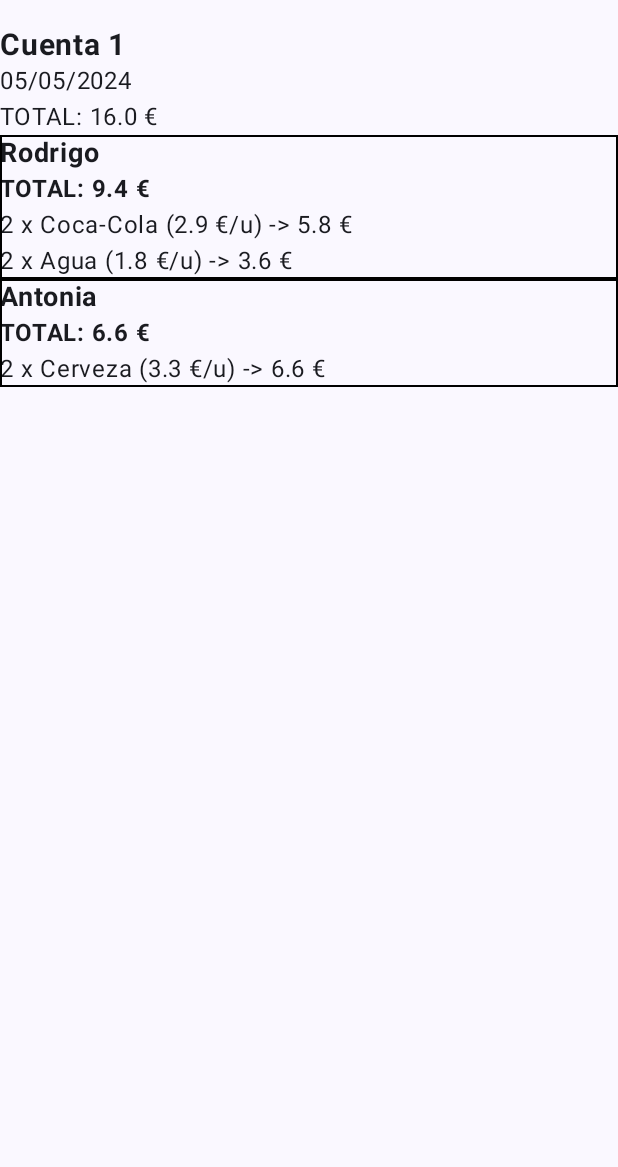
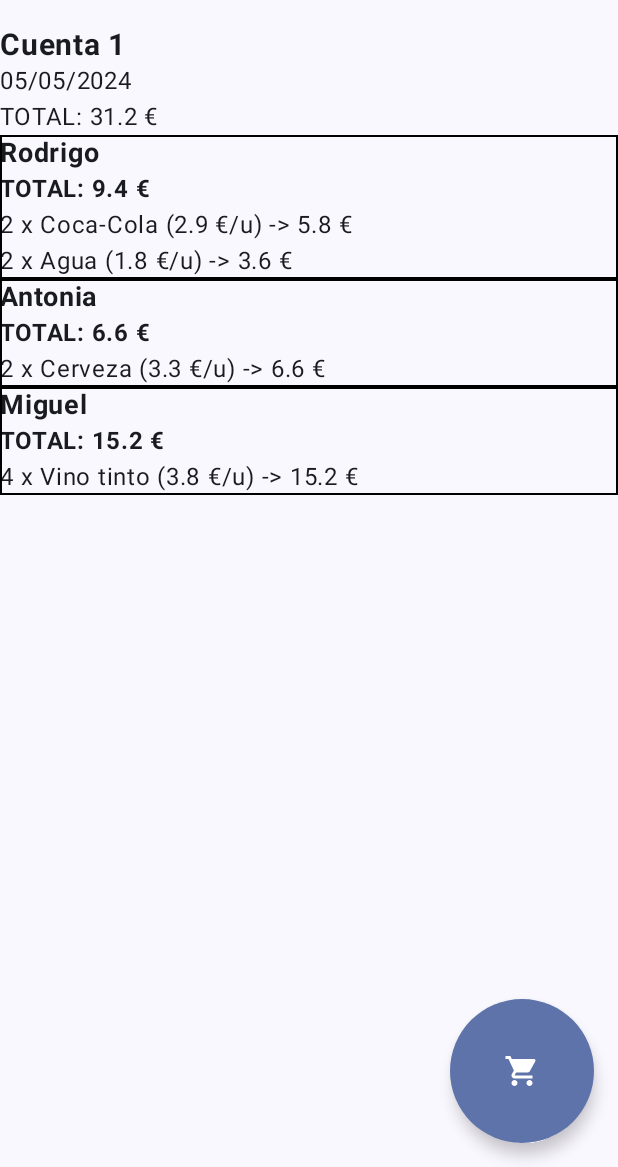
Before and after one commit to rdediegomelon/LaCuenta, an Android app built with Jetpack Compose: the screen it shows after launch (MainActivity), after a tap on an icon or button, on a phone screen of 412 x 824 dp, the part 69-1236 px from its top. Run offline under Robolectric (Android 15) with nearby library versions, the phone set to English and light mode, and no system bars; 1 other tap on this screen came first.

Commit message:
First add consumicion

```diff
--- a/app/src/main/java/es/vallecilloweb/lacuenta/data/CuentaProvider.kt
+++ b/app/src/main/java/es/vallecilloweb/lacuenta/data/CuentaProvider.kt
@@ -17,7 +17,8 @@ class CuentaProvider {
                 cuenta.addConsumicion("Rodrigo",consumicion)
                 consumicion=ConsumicionModel("Cerveza", cost = 3.3f, quantity = 2)
                 cuenta.addConsumicion("Antonia",consumicion)
-
+                consumicion=ConsumicionModel("Vino tinto", cost = 3.8f, quantity = 4)
+                cuenta.addConsumicion("Miguel",consumicion)
                 cuentas.add(cuenta)
             }
         }
--- a/app/src/main/java/es/vallecilloweb/lacuenta/ui/screens/CuentaDetailScreen.kt
+++ b/app/src/main/java/es/vallecilloweb/lacuenta/ui/screens/CuentaDetailScreen.kt
@@ -9,10 +9,14 @@ import androidx.compose.foundation.layout.fillMaxWidth
 import androidx.compose.foundation.layout.padding
 import androidx.compose.foundation.lazy.LazyColumn
 import androidx.compose.foundation.lazy.items
+import androidx.compose.foundation.shape.CircleShape
 import androidx.compose.material.icons.Icons
+import androidx.compose.material.icons.filled.Add
 import androidx.compose.material.icons.filled.ArrowBack
+import androidx.compose.material.icons.filled.ShoppingCart
 import androidx.compose.material3.ExperimentalMaterial3Api
 import androidx.compose.material3.Icon
+import androidx.compose.material3.LargeFloatingActionButton
 import androidx.compose.material3.Scaffold
 import androidx.compose.material3.Text
 import androidx.compose.material3.TopAppBar
@@ -45,6 +49,9 @@ fun CuentaDetailScreen(navController: NavHostController,viewModel: CuentaViewMod
                         modifier = Modifier.clickable { navController.popBackStack() })},
                 title = { Text(stringResource(id = R.string.app_name)) },
             )
+        },
+        floatingActionButton = {
+            CuentaDetailAddButton(){viewModel.onClickAddConsumicionButton()}
         },
         content = { padding -> CuentaDetail(padding,viewModel)}
     )
@@ -99,3 +106,13 @@ fun CuentalDetailListElements(padding: PaddingValues,entry:MutableMap.MutableEnt
 fun CuentaDetailElement(consumicion:ConsumicionModel){
     Text("${consumicion.quantity} x ${consumicion.name} (${consumicion.cost} €/u) -> ${consumicion.cost * consumicion.quantity} €")
 }
+
+@Composable
+fun CuentaDetailAddButton(onClickAddCuentaDetailButton: () -> Unit) {
+    LargeFloatingActionButton(
+        onClick = { onClickAddCuentaDetailButton () },
+        shape = CircleShape,
+    ) {
+        Icon(Icons.Filled.ShoppingCart, "Large floating action button")
+    }
+}
--- a/app/src/main/java/es/vallecilloweb/lacuenta/ui/viewmodel/CuentaViewModel.kt
+++ b/app/src/main/java/es/vallecilloweb/lacuenta/ui/viewmodel/CuentaViewModel.kt
@@ -3,6 +3,7 @@ package es.vallecilloweb.lacuenta.ui.viewmodel
 import androidx.compose.runtime.mutableStateListOf
 import androidx.compose.runtime.snapshots.SnapshotStateList
 import androidx.lifecycle.ViewModel
+import es.vallecilloweb.lacuenta.data.ConsumicionModel
 import es.vallecilloweb.lacuenta.data.CuentaModel
 import es.vallecilloweb.lacuenta.data.CuentaRepository
 import es.vallecilloweb.lacuenta.domain.AddCuentaUseCase
@@ -33,4 +34,8 @@ class CuentaViewModel:ViewModel() {
         load()
     }
 
+    public fun onClickAddConsumicionButton(){
+        var consumicion: ConsumicionModel = ConsumicionModel("Vermú", cost = 3f, quantity = 1)
+        cuentaDetail.addConsumicion("Boton",consumicion)
+    }
 }
```
